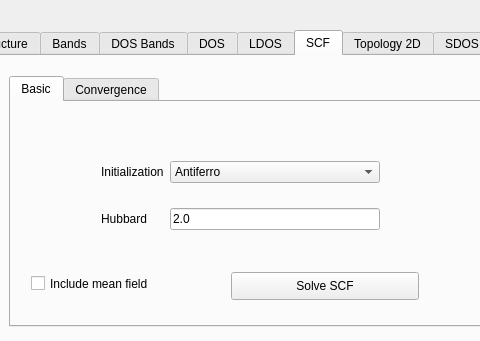
joselado/quantum-honeycomp, file development/interface-pyqt/2d/interface.ui: the form before one commit; both pictures show x 343 to 823 and y 0 to 341 of the 980 by 600 pixel window.
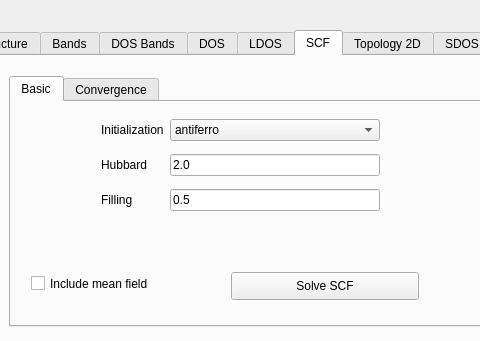
The form after the commit. The open tabs and pages were chosen to show the change.

```diff
--- a/development/interface-pyqt/2d/interface.ui
+++ b/development/interface-pyqt/2d/interface.ui
@@ -667,7 +667,7 @@
         <property name="geometry">
          <rect>
           <x>90</x>
-          <y>40</y>
+          <y>10</y>
           <width>279</width>
           <height>109</height>
          </rect>
@@ -677,7 +677,7 @@
           <widget class="QComboBox" name="initialization_scf">
            <item>
             <property name="text">
-             <string>Antiferro</string>
+             <string>antiferro</string>
             </property>
            </item>
            <item>
@@ -723,6 +723,20 @@
            </property>
           </widget>
          </item>
+         <item row="2" column="0">
+          <widget class="QLabel" name="label_34">
+           <property name="text">
+            <string>Filling</string>
+           </property>
+          </widget>
+         </item>
+         <item row="2" column="1">
+          <widget class="QLineEdit" name="filling_scf">
+           <property name="text">
+            <string>0.5</string>
+           </property>
+          </widget>
+         </item>
         </layout>
        </widget>
        <widget class="QCheckBox" name="do_scf">
```
Left out of the diff: 18 changed lines with no effect on the pictures.
